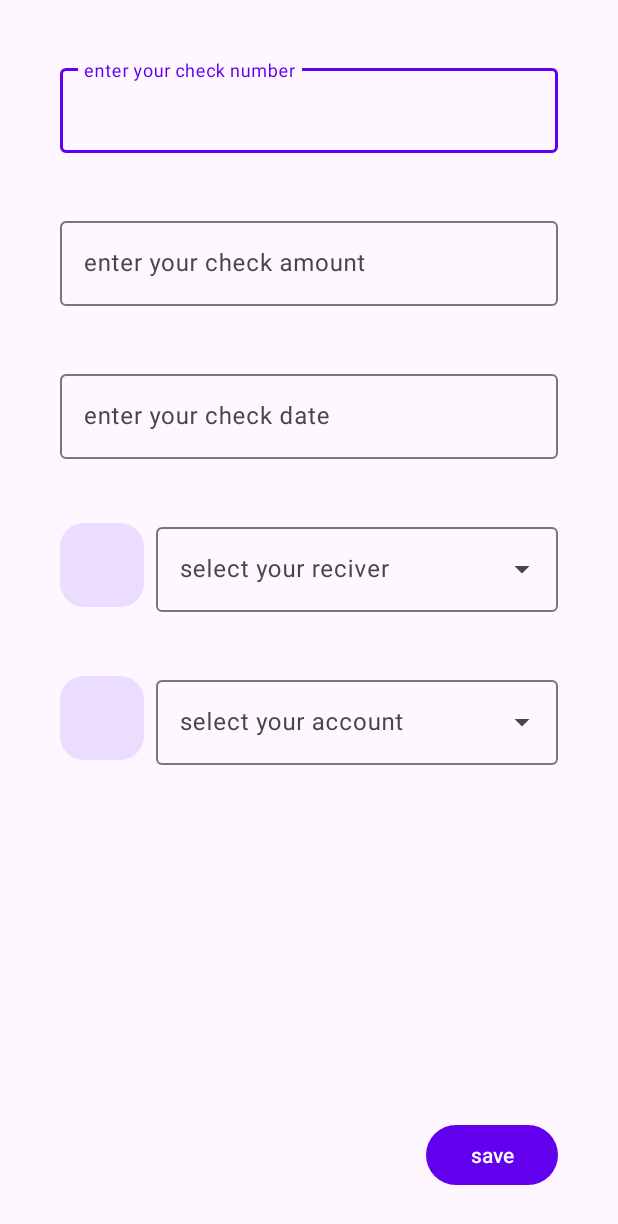
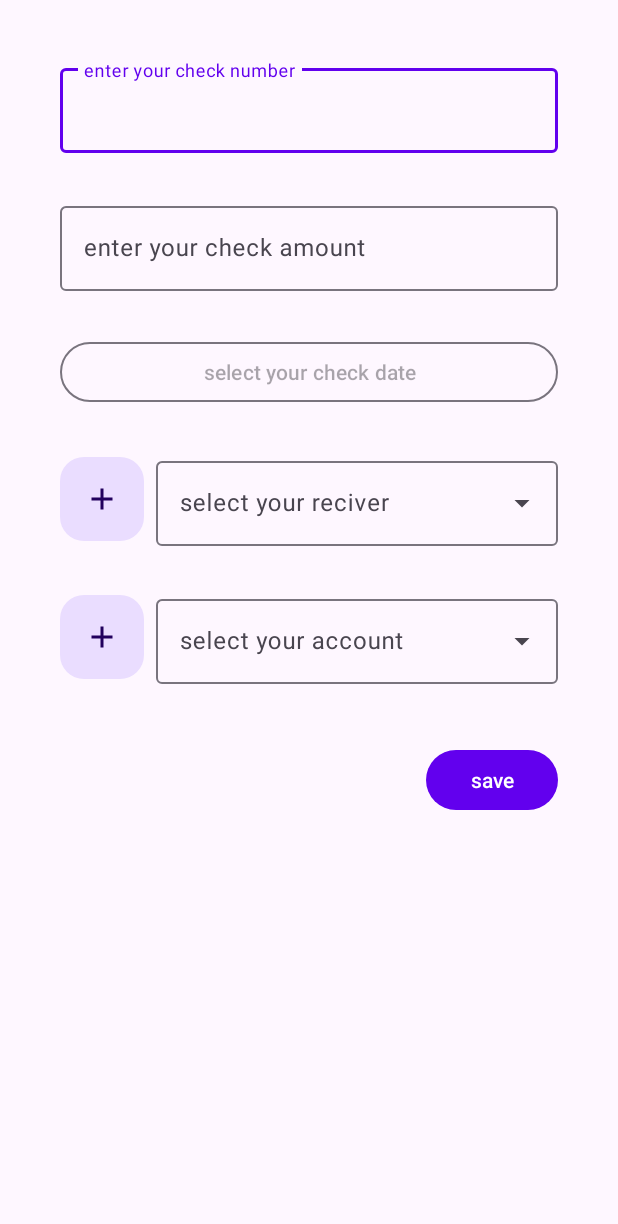
Before and after one commit to alisafavi/Check, an Android app: the layout fragment_check.xml on its own in the app's theme, with its tools: preview values and no code run, on a phone screen of 412 x 824 dp. Shown: the top 1224 px of the screen. Run offline under Robolectric (Android 15) with nearby library versions, the phone set to English and light mode, and no system bars.

Commit message:
work on CheckFragment.kt

```diff
--- a/app/src/main/java/aliSafavi/check/bank/BankListViewModel.kt
+++ b/app/src/main/java/aliSafavi/check/bank/BankListViewModel.kt
@@ -23,9 +23,7 @@ class BankListViewModel @Inject constructor(
 
     init {
         viewModelScope.launch {
-            repository.getAllBanks().collect {
-                _banks.value = it
-            }
+            _banks.value = repository.getAllBanks()
         }
     }
 
--- a/app/src/main/java/aliSafavi/check/data/Daos.kt
+++ b/app/src/main/java/aliSafavi/check/data/Daos.kt
@@ -63,7 +63,7 @@ interface BankDao {
     suspend fun update(bank: Bank)
 
     @Query("select * from Bank")
-    fun getAllBanks(): Flow<List<Bank>>
+    suspend fun getAllBanks(): List<Bank>
 
     @Query("select * from Bank where accountNumber = :accountNum OR name = :bankName")
     suspend fun checkBank(accountNum: Long, bankName: String): List<Bank>
--- a/app/src/main/java/aliSafavi/check/repository/BankRepository.kt
+++ b/app/src/main/java/aliSafavi/check/repository/BankRepository.kt
@@ -24,6 +24,6 @@ class BankRepository @Inject constructor(
 
     suspend fun getBankbyId(bankId: Int) = bankDao.getBankById(bankId)
 
-    fun getAllBanks() = bankDao.getAllBanks()
+    suspend fun getAllBanks() = bankDao.getAllBanks()
 
 }
--- /dev/null
+++ b/app/src/main/res/drawable/ic_add.xml
@@ -0,0 +1,10 @@
+<vector xmlns:android="http://schemas.android.com/apk/res/android"
+    android:width="24dp"
+    android:height="24dp"
+    android:viewportWidth="24"
+    android:viewportHeight="24"
+    android:tint="?attr/colorControlNormal">
+  <path
+      android:fillColor="@android:color/white"
+      android:pathData="M19,13h-6v6h-2v-6H5v-2h6V5h2v6h6v2z"/>
+</vector>
--- a/app/src/main/res/layout/fragment_check.xml
+++ b/app/src/main/res/layout/fragment_check.xml
@@ -11,11 +11,13 @@
 
     </data>
 
-    <androidx.constraintlayout.widget.ConstraintLayout
+
+    <ScrollView
         android:layout_width="match_parent"
         android:layout_height="match_parent">
 
         <LinearLayout
+
             android:id="@+id/linearLayout2"
             android:layout_width="match_parent"
             android:layout_height="wrap_content"
@@ -34,10 +36,10 @@
                 app:endIconMode="clear_text">
 
                 <com.google.android.material.textfield.TextInputEditText
+                    android:id="@+id/et_check_number"
                     android:layout_width="match_parent"
                     android:layout_height="wrap_content"
                     android:hint="enter your check number"
-                    android:id="@+id/et_check_number"
                     android:inputType="number"
                     android:maxLines="1"
                     android:text="@{viewModel.check.check.number.toString()}" />
@@ -47,51 +49,44 @@
                 style="?attr/textInputOutlinedStyle"
                 android:layout_width="match_parent"
                 android:layout_height="wrap_content"
-                android:layout_marginTop="40dp"
+                android:layout_marginTop="30dp"
                 android:focusable="auto"
                 app:endIconMode="clear_text">
 
                 <com.google.android.material.textfield.TextInputEditText
+                    android:id="@+id/et_check_amount"
                     android:layout_width="match_parent"
                     android:layout_height="wrap_content"
-                    android:id="@+id/et_check_amount"
                     android:hint="enter your check amount"
                     android:inputType="number"
                     android:maxLines="1"
                     android:text="@{Long.toString(viewModel.check.check.amount)}" />
             </com.google.android.material.textfield.TextInputLayout>
 
-            <com.google.android.material.textfield.TextInputLayout
-                style="?attr/textInputOutlinedStyle"
-                android:layout_width="match_parent"
-                android:layout_height="wrap_content"
-                android:layout_marginTop="40dp"
-                android:focusable="auto">
-
-                <com.google.android.material.textfield.TextInputEditText
+            <com.google.android.material.button.MaterialButton
+                android:id="@+id/btn_check_date"
+                style="?attr/materialButtonOutlinedStyle"
                 convertDate="@{viewModel.check.check.date}"
                 android:layout_width="match_parent"
                 android:layout_height="wrap_content"
-                    android:id="@+id/et_check_date"
-                    android:enabled="false"
-                    android:hint="enter your check date"
-                    android:inputType="number"
-                    android:maxLines="1" />
-            </com.google.android.material.textfield.TextInputLayout>
+                android:layout_marginTop="30dp"
+                android:hint="select your check date"
+                android:textColor="@color/black" />
 
             <LinearLayout
                 android:layout_width="match_parent"
                 android:layout_height="wrap_content"
-                android:layout_marginTop="40dp"
+                android:layout_marginTop="30dp"
                 android:orientation="horizontal">
 
                 <com.google.android.material.floatingactionbutton.FloatingActionButton
-                    android:id="@+id/new_bank"
+                    android:id="@+id/btn_new_reciver"
                     android:layout_width="wrap_content"
                     android:layout_height="wrap_content"
                     android:layout_gravity="center"
                     android:layout_marginEnd="8dp"
-                    android:outlineSpotShadowColor="@android:color/transparent" />
+                    android:outlineSpotShadowColor="@android:color/transparent"
+                    android:src="@drawable/ic_add" />
 
                 <com.google.android.material.textfield.TextInputLayout
                     style="?attr/textInputOutlinedExposedDropdownMenuStyle"
@@ -101,9 +96,9 @@
                     android:focusable="auto">
 
                     <com.google.android.material.textfield.MaterialAutoCompleteTextView
+                        android:id="@+id/et_check_reciver"
                         android:layout_width="match_parent"
                         android:layout_height="wrap_content"
-                        android:id="@+id/et_check_reciver"
                         android:hint="select your reciver"
                         android:text="@{viewModel.check.person.name}" />
                 </com.google.android.material.textfield.TextInputLayout>
@@ -112,15 +107,17 @@
             <LinearLayout
                 android:layout_width="match_parent"
                 android:layout_height="wrap_content"
-                android:layout_marginTop="40dp"
+                android:layout_marginTop="30dp"
                 android:orientation="horizontal">
 
                 <com.google.android.material.floatingactionbutton.FloatingActionButton
+                    android:id="@+id/btn_new_bank"
                     android:layout_width="wrap_content"
                     android:layout_height="wrap_content"
                     android:layout_gravity="center"
                     android:layout_marginEnd="8dp"
-                    android:outlineSpotShadowColor="@android:color/transparent" />
+                    android:outlineSpotShadowColor="@android:color/transparent"
+                    android:src="@drawable/ic_add" />
 
                 <com.google.android.material.textfield.TextInputLayout
                     style="?attr/textInputOutlinedExposedDropdownMenuStyle"
@@ -129,24 +126,23 @@
                     android:focusable="auto">
 
                     <com.google.android.material.textfield.MaterialAutoCompleteTextView
+                        android:id="@+id/et_check_account"
                         android:layout_width="match_parent"
-                        android:id="@+id/et_check_account"
                         android:layout_height="wrap_content"
                         android:hint="select your account"
                         android:text="@{viewModel.check.bank.name}" />
                 </com.google.android.material.textfield.TextInputLayout>
-            </LinearLayout>
             </LinearLayout>
 
             <Button
                 android:id="@+id/btn_ok"
                 android:layout_width="wrap_content"
                 android:layout_height="wrap_content"
-            app:layout_constraintBottom_toBottomOf="parent"
+                android:layout_gravity="right"
+                android:layout_marginTop="40dp"
                 android:layout_marginBottom="30dp"
-            android:text="save"
-            app:layout_constraintEnd_toEndOf="@+id/linearLayout2"
-            tools:ignore="MissingConstraints" />
+                android:text="save" />
+        </LinearLayout>
+    </ScrollView>
 
-    </androidx.constraintlayout.widget.ConstraintLayout>
 </layout>
--- a/app/src/main/res/layout/fragment_check_list.xml
+++ b/app/src/main/res/layout/fragment_check_list.xml
@@ -17,6 +17,7 @@
             android:layout_width="wrap_content"
             android:layout_height="wrap_content"
             android:layout_margin="30dp"
+            android:src="@drawable/ic_add"
             app:layout_constraintBottom_toBottomOf="parent"
             app:layout_constraintEnd_toEndOf="parent"
             tools:ignore="MissingConstraints" />
--- a/app/src/main/res/layout/fragment_person_list.xml
+++ b/app/src/main/res/layout/fragment_person_list.xml
@@ -20,7 +20,8 @@
             android:layout_width="wrap_content"
             android:layout_height="wrap_content"
             android:layout_gravity="right|bottom"
-            android:layout_margin="30dp" />
+            android:layout_margin="30dp"
+            android:src="@drawable/ic_add" />
 
     </FrameLayout>
 
--- a/app/src/main/res/values/themes.xml
+++ b/app/src/main/res/values/themes.xml
@@ -13,4 +13,7 @@
         <item name="android:statusBarColor" tools:targetApi="l">?attr/colorPrimaryVariant</item>
         <!-- Customize your theme here. -->
     </style>
+
+
+
 </resources>
```
Also changed, not shown: app/src/main/java/aliSafavi/check/check/CheckFragment.kt (+51 -8 lines), app/src/main/java/aliSafavi/check/check/CheckViewModel.kt (+18 -7 lines), app/src/main/java/aliSafavi/check/person/PersonListAdapter.kt (deleted, +0 -33 lines), app/src/main/java/aliSafavi/check/utils/BindingAdapter.kt (+12 -10 lines), app/src/main/res/layout/fragment_bank_list.xml (+4 -3 lines). Lines whose indentation alone changed are shown as unchanged.
